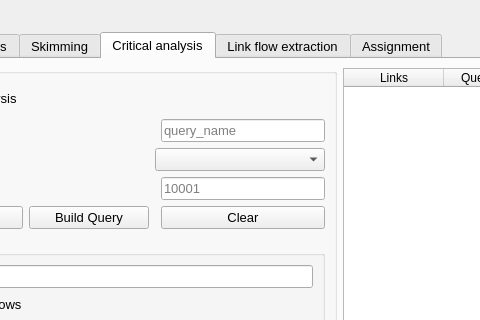
AequilibraE/QAequilibraE, file qaequilibrae/modules/paths_procedures/forms/ui_traffic_assignment.ui: the form before one commit; both pictures show x 167 to 647 and y 0 to 320 of the 1013 by 552 pixel window.
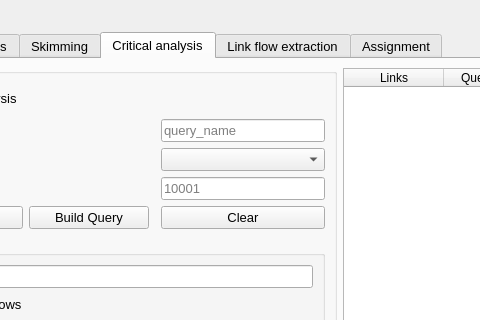
The form after the commit. The open tabs and pages were chosen to show the change.

Patch:
```diff
--- a/qaequilibrae/modules/paths_procedures/forms/ui_traffic_assignment.ui
+++ b/qaequilibrae/modules/paths_procedures/forms/ui_traffic_assignment.ui
@@ -724,9 +724,6 @@
             </property>
            </widget>
           </item>
-          <item row="4" column="2" colspan="2">
-           <widget class="QComboBox" name="cob_direction"/>
-          </item>
           <item row="7" column="0" colspan="4">
            <widget class="QGroupBox" name="gridGroupBox">
             <property name="title">
@@ -840,6 +837,9 @@
             </property>
            </widget>
           </item>
+          <item row="4" column="3">
+           <widget class="QComboBox" name="cob_direction"/>
+          </item>
          </layout>
         </widget>
        </item>
```
